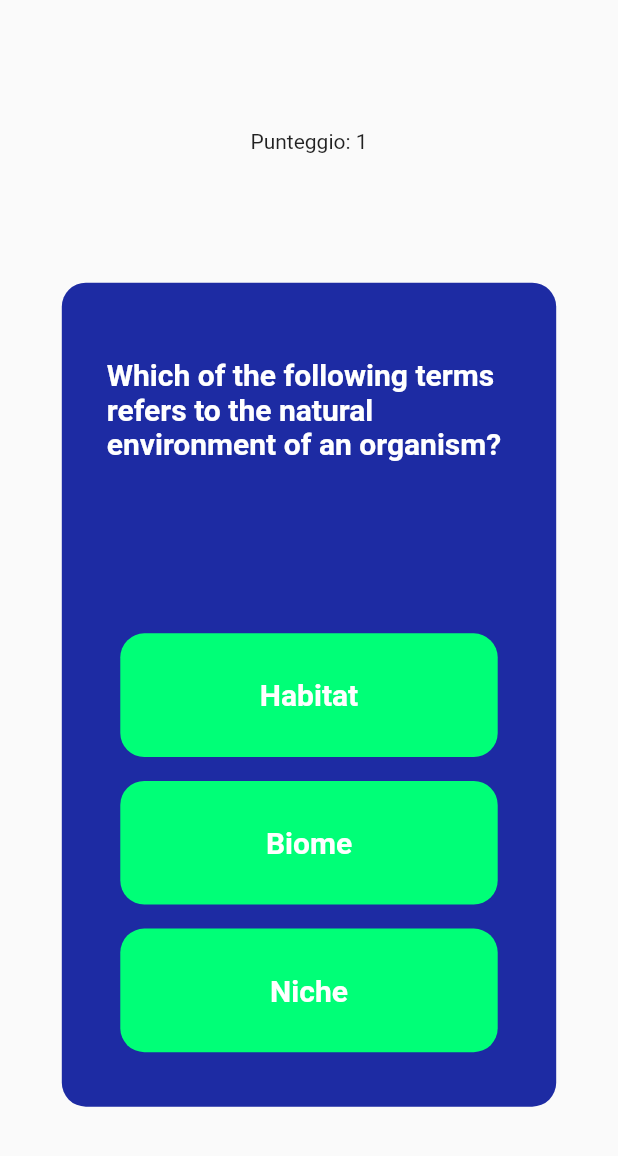
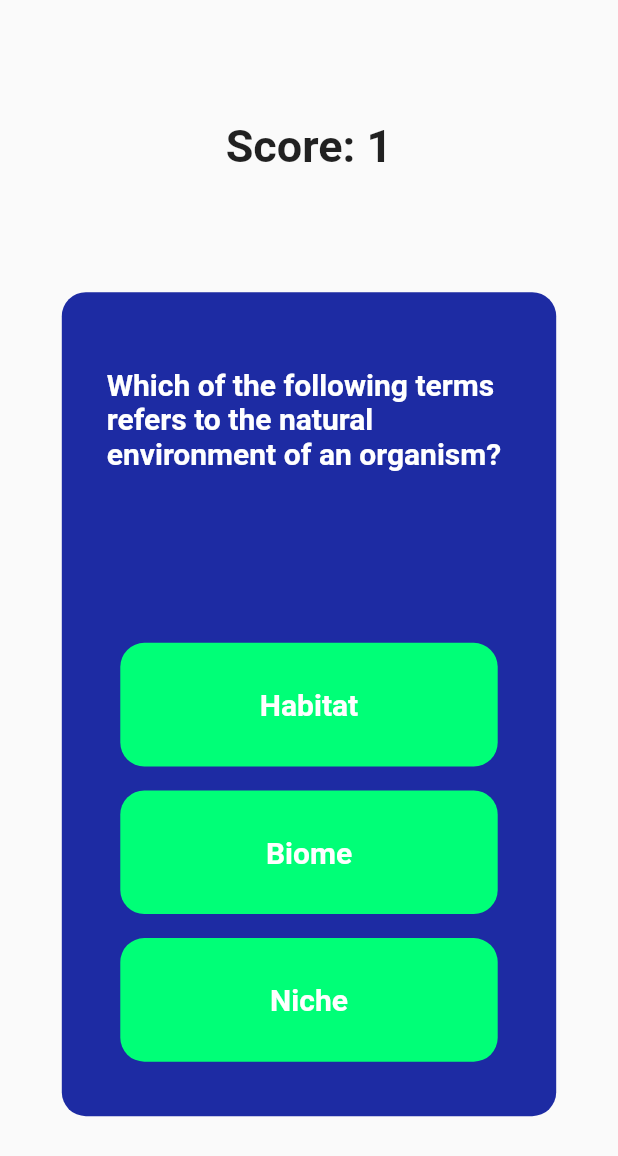
Before and after one commit to manuel3053/hackatlon_app, a Flutter app: the QuizPage widget shown alone on an empty page, opened directly, after a tap on "Structural adaptatio", on a phone screen of 412 x 824 dp. Shown: the top 1156 px of the screen. Run offline on Flutter 3.47's test engine with Material 2 defaults, Android fonts, the light colour scheme and no system bars; our stand-ins replace percent_indicator.

```diff
--- a/lib/Data/globals.dart
+++ b/lib/Data/globals.dart
@@ -1,6 +1,5 @@
 //int punteggio = 0;
 import 'package:flutter/material.dart';
 
-bool updateCard = false;
 Color barColour = Colors.purple;
 Color barBackColour = Color.fromARGB(187, 255, 255, 255);
--- a/lib/Screens/quizpage.dart
+++ b/lib/Screens/quizpage.dart
@@ -1,8 +1,9 @@
+// ignore_for_file: prefer_const_constructors
+
 import 'package:flutter/material.dart';
 import 'package:hackatlon_app/Functions/triviaLogic.dart';
 import 'package:hackatlon_app/Widgets/quizCard.dart';
 import '../Functions/domande.dart';
-
 
 class QuizPage extends StatefulWidget {
   const QuizPage({
@@ -24,13 +25,22 @@ class _QuizPageState extends State<QuizPage> {
       child: Column(
         mainAxisAlignment: MainAxisAlignment.spaceEvenly,
         children: [
-          Center(child: Text('Punteggio: $score')),
+          Center(
+              child: Text(
+            'Score: $score',
+            style: TextStyle(
+              fontSize: 30,
+              fontWeight: FontWeight.bold,
+            ),
+          )),
           quizCard(
             quiz: game[level],
             onCorrectAnswer: (value) {
               setState(() {
                 if (level < 3) {
                   level++;
+                } else {
+                  Navigator.pop(context);
                 }
                 score = value;
               });
--- a/lib/Widgets/quizCard.dart
+++ b/lib/Widgets/quizCard.dart
@@ -15,6 +15,14 @@ class quizCard extends StatefulWidget {
 
 class _quizCardState extends State<quizCard> {
   int punteggio = 0;
+  List<bool> wrong = [false, false, false];
+
+  void isWrong(int i) {
+    setState(() {
+      wrong[i] = true;
+    });
+  }
+
   @override
   Widget build(BuildContext context) {
     var quiz = widget.quiz;
@@ -62,12 +70,19 @@ class _quizCardState extends State<quizCard> {
                             return GestureDetector(
                               onTap: () {
                                 if (index == quiz.solution) {
-                                  print("Fatto");
-
-                                  punteggio++;
-                                  print(punteggio);
-
+                                  bool inPointGived = true;
+                                  for (int i = 0;
+                                      i < quiz.answers.length;
+                                      i++) {
+                                    if (wrong[i] == true) inPointGived = false;
+                                  }
+                                  if (inPointGived) {
+                                    punteggio++;
+                                  }
                                   widget.onCorrectAnswer(punteggio);
+                                  wrong = [false, false, false];
+                                } else {
+                                  isWrong(index);
                                 }
                               },
                               child: Padding(
@@ -80,7 +95,9 @@ class _quizCardState extends State<quizCard> {
                                       left: kDefaultPadding,
                                     ),
                                     decoration: BoxDecoration(
-                                      color: Color.fromARGB(255, 0, 255, 119),
+                                      color: wrong[index]
+                                          ? Color.fromARGB(255, 208, 69, 69)
+                                          : Color.fromARGB(255, 0, 255, 119),
                                       borderRadius: BorderRadius.circular(16),
                                     ),
                                     child: Center(
--- a/lib/Widgets/userbar.dart
+++ b/lib/Widgets/userbar.dart
@@ -1,13 +1,14 @@
 import 'package:flutter/cupertino.dart';
 import 'package:flutter/material.dart';
+import 'package:hackatlon_app/Data/globals.dart';
 
 class UserBar extends StatelessWidget {
   @override
   Widget build(BuildContext context) {
     return Container(
       height: 50,
-      decoration: const BoxDecoration(
-        color: Colors.greenAccent,
+      decoration: BoxDecoration(
+          color: barBackColour,
           shape: BoxShape.rectangle,
           borderRadius: BorderRadius.all(
             Radius.circular(20),
@@ -21,7 +22,6 @@ class UserBar extends StatelessWidget {
           Text('PT'),
         ],
       ),
-
     );
   }
 }
```
